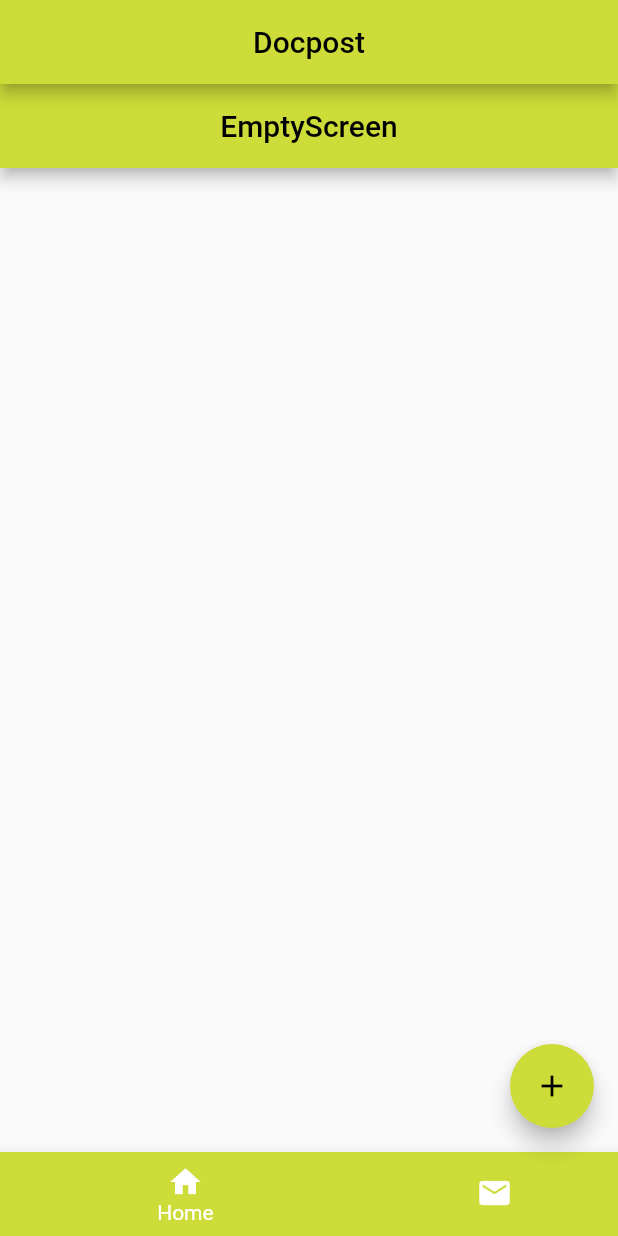
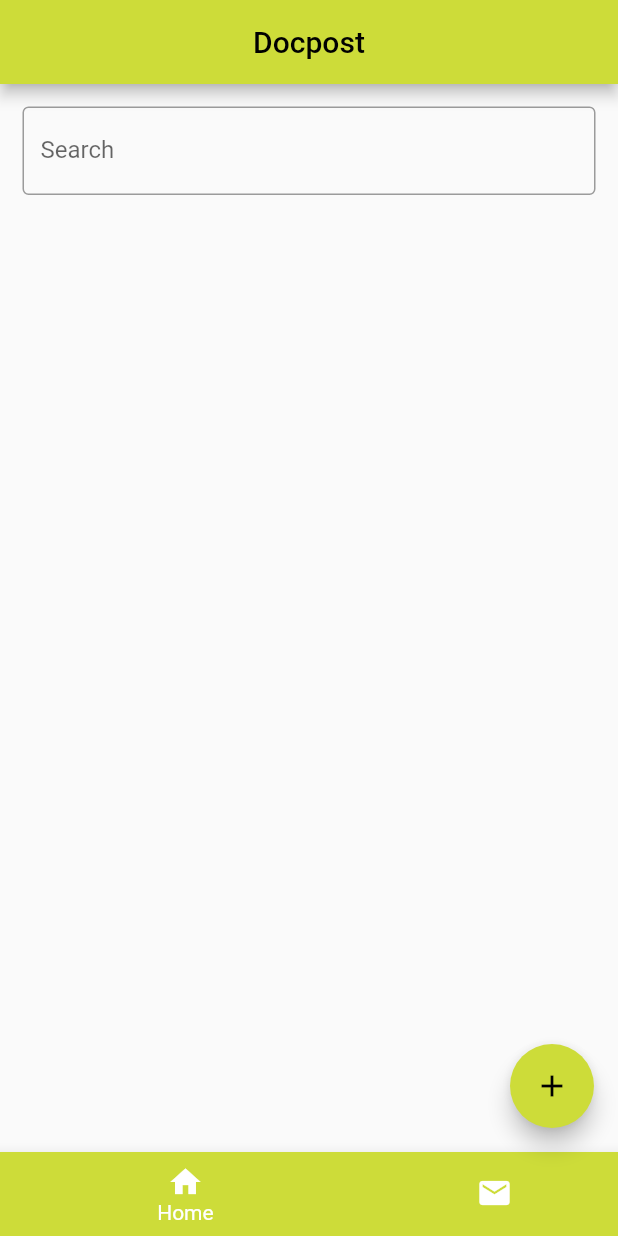
Before and after one commit to nichapap/docpost, a Flutter app: the screen it shows after launch, on a phone screen of 412 x 824 dp. Run offline on Flutter 3.47's test engine with Material 2 defaults, Android fonts, the phone set to English and light mode, and no system bars.

Commit message:
Add search bar

```diff
--- /dev/null
+++ b/lib/articles.dart
@@ -0,0 +1,20 @@
+import 'package:flutter/material.dart';
+import 'search.dart';
+
+class Articles extends StatelessWidget {
+  const Articles({Key? key}) : super(key: key);
+
+  @override
+  Widget build(BuildContext context) {
+    return MaterialApp(
+      home: Scaffold(
+        body: Column(
+          children: const [
+            Search(),
+
+          ],
+        ),
+      ),
+    );
+  }
+}
--- a/lib/main.dart
+++ b/lib/main.dart
@@ -1,5 +1,5 @@
 import 'package:flutter/material.dart';
-import 'emptyScreen.dart';
+import 'articles.dart';
 import 'contacts.dart';
 
 void main() {
@@ -33,7 +33,7 @@
 class _MyHomePageState extends State<MyHomePage> {
   int _currentIndex = 0;
   final screens = [
-    const EmptyScreen(title: 'EmptyScreen'),
+    const Articles(),
     const Contacts(),
   ];
 
--- /dev/null
+++ b/lib/search.dart
@@ -0,0 +1,20 @@
+import 'package:flutter/material.dart';
+
+class Search extends StatelessWidget {
+  const Search({ Key? key }) : super(key: key);
+
+  @override
+  Widget build(BuildContext context) {
+    return Container(
+      padding: EdgeInsets.all(15),
+      child: Container(
+        child: TextField(
+          decoration: InputDecoration(
+            border: OutlineInputBorder(),
+            labelText: 'Search',
+          ),
+        ),
+      ),
+    );
+  }
+}
```
Also changed, not shown: lib/empty_screen.dart (renamed from lib/emptyScreen.dart).
